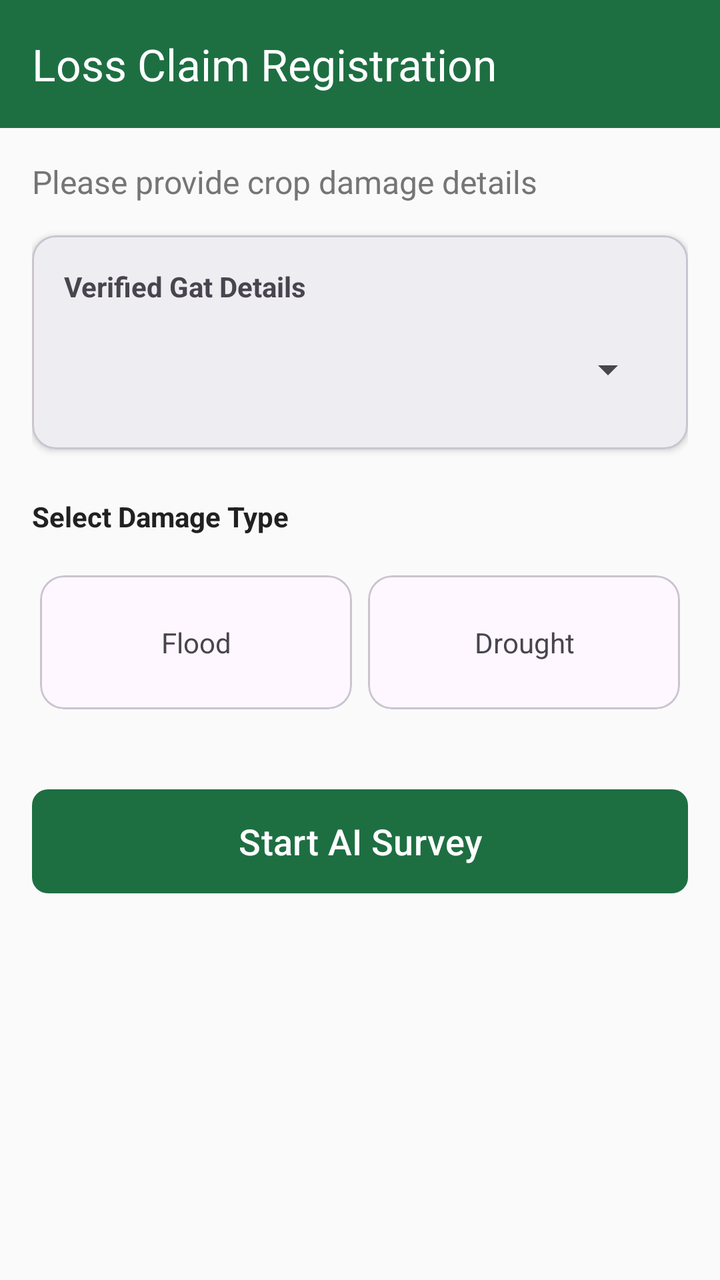
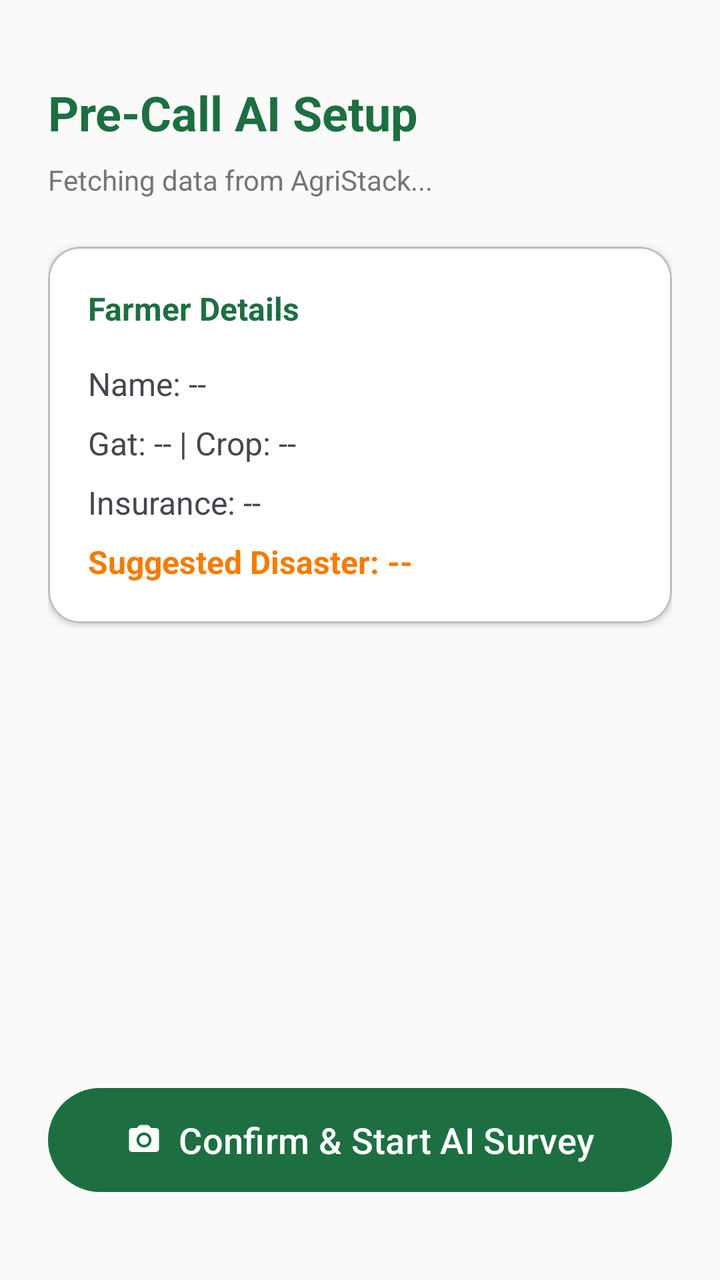

Compare the two renders of this Android layout. The source of the first and the diff that turns it into the second are given below.
<!-- AndroidManifest.xml: application theme Theme.SmartEPeekPahani -->
<!-- res/layout/fragment_loss_claim_home.xml -->
<?xml version="1.0" encoding="utf-8"?>
<androidx.coordinatorlayout.widget.CoordinatorLayout xmlns:android="http://schemas.android.com/apk/res/android"
    xmlns:app="http://schemas.android.com/apk/res-auto"
    android:layout_width="match_parent"
    android:layout_height="match_parent"
    android:background="@color/background_color">

    <com.google.android.material.appbar.AppBarLayout
        android:layout_width="match_parent"
        android:layout_height="wrap_content"
        android:background="@color/gov_green">

        <androidx.appcompat.widget.Toolbar
            android:id="@+id/toolbar"
            android:layout_width="match_parent"
            android:layout_height="?attr/actionBarSize"
            app:title="@string/loss_claim_registration"
            app:titleTextColor="@color/white" />
    </com.google.android.material.appbar.AppBarLayout>

    <androidx.core.widget.NestedScrollView
        android:layout_width="match_parent"
        android:layout_height="match_parent"
        app:layout_behavior="@string/appbar_scrolling_view_behavior">

        <LinearLayout
            android:layout_width="match_parent"
            android:layout_height="wrap_content"
            android:orientation="vertical"
            android:padding="16dp">

            <TextView
                android:layout_width="wrap_content"
                android:layout_height="wrap_content"
                android:text="@string/loss_claim_subtitle"
                android:textColor="@color/text_secondary"
                android:textSize="16sp" />

            <com.google.android.material.card.MaterialCardView
                android:layout_width="match_parent"
                android:layout_height="wrap_content"
                android:layout_marginTop="16dp"
                app:cardCornerRadius="12dp"
                app:cardElevation="2dp">

                <LinearLayout
                    android:layout_width="match_parent"
                    android:layout_height="wrap_content"
                    android:orientation="vertical"
                    android:padding="16dp">

                    <TextView
                        android:layout_width="wrap_content"
                        android:layout_height="wrap_content"
                        android:text="Verified Gat Details"
                        android:textStyle="bold" />

                    <Spinner
                        android:id="@+id/spinnerGat"
                        android:layout_width="match_parent"
                        android:layout_height="48dp"
                        android:layout_marginTop="8dp" />
                </LinearLayout>
            </com.google.android.material.card.MaterialCardView>

            <TextView
                android:layout_width="wrap_content"
                android:layout_height="wrap_content"
                android:layout_marginTop="24dp"
                android:text="@string/damage_type"
                android:textColor="@color/text_primary"
                android:textStyle="bold" />

            <GridLayout
                android:layout_width="match_parent"
                android:layout_height="wrap_content"
                android:layout_marginTop="16dp"
                android:columnCount="2"
                android:useDefaultMargins="true">

                <com.google.android.material.card.MaterialCardView
                    android:id="@+id/cardFlood"
                    android:layout_width="0dp"
                    android:layout_height="wrap_content"
                    android:layout_columnWeight="1"
                    android:clickable="true"
                    android:focusable="true"
                    app:cardCornerRadius="12dp">
                    <TextView
                        android:layout_width="match_parent"
                        android:layout_height="wrap_content"
                        android:gravity="center"
                        android:padding="24dp"
                        android:text="@string/flood" />
                </com.google.android.material.card.MaterialCardView>

                <com.google.android.material.card.MaterialCardView
                    android:id="@+id/cardDrought"
                    android:layout_width="0dp"
                    android:layout_height="wrap_content"
                    android:layout_columnWeight="1"
                    android:clickable="true"
                    android:focusable="true"
                    app:cardCornerRadius="12dp">
                    <TextView
                        android:layout_width="match_parent"
                        android:layout_height="wrap_content"
                        android:gravity="center"
                        android:padding="24dp"
                        android:text="@string/drought" />
                </com.google.android.material.card.MaterialCardView>

            </GridLayout>

            <com.google.android.material.button.MaterialButton
                android:id="@+id/btnStartSurvey"
                android:layout_width="match_parent"
                android:layout_height="60dp"
                android:layout_marginTop="32dp"
                android:text="@string/start_ai_survey"
                android:textSize="18sp"
                app:cornerRadius="8dp" />

        </LinearLayout>
    </androidx.core.widget.NestedScrollView>

</androidx.coordinatorlayout.widget.CoordinatorLayout>
<!-- resources referenced by this layout -->
<resources>
  <color name="background_color">#FAFAFA</color>
  <color name="gov_green">#1D6F42</color>
  <color name="text_primary">#212121</color>
  <color name="text_secondary">#757575</color>
  <color name="white">#FFFFFF</color>
  <string name="damage_type">Select Damage Type</string>
  <string name="drought">Drought</string>
  <string name="flood">Flood</string>
  <string name="loss_claim_registration">Loss Claim Registration</string>
  <string name="loss_claim_subtitle">Please provide crop damage details</string>
  <string name="start_ai_survey">Start AI Survey</string>
  <style name="Theme.SmartEPeekPahani" parent="Theme.Material3.Light.NoActionBar">
          <item name="colorPrimary">@color/gov_green</item>
          <item name="colorPrimaryVariant">@color/gov_green_dark</item>
          <item name="colorOnPrimary">@color/white</item>
          <item name="colorSecondary">@color/warning_orange</item>
          <item name="android:windowBackground">@color/background_color</item>
          <item name="android:statusBarColor">@color/gov_green</item>
      </style>
  <color name="gov_green_dark">#0F4024</color>
  <color name="warning_orange">#F57C00</color>
</resources>

<!-- the commit's change to res/layout/fragment_loss_claim_home.xml (unified diff, before → after) -->
@@ -5,123 +5,111 @@
     android:layout_height="match_parent"
     android:background="@color/background_color">
 
-    <com.google.android.material.appbar.AppBarLayout
-        android:layout_width="match_parent"
-        android:layout_height="wrap_content"
-        android:background="@color/gov_green">
-
-        <androidx.appcompat.widget.Toolbar
-            android:id="@+id/toolbar"
-            android:layout_width="match_parent"
-            android:layout_height="?attr/actionBarSize"
-            app:title="@string/loss_claim_registration"
-            app:titleTextColor="@color/white" />
-    </com.google.android.material.appbar.AppBarLayout>
-
     <androidx.core.widget.NestedScrollView
         android:layout_width="match_parent"
         android:layout_height="match_parent"
-        app:layout_behavior="@string/appbar_scrolling_view_behavior">
+        android:fillViewport="true">
 
         <LinearLayout
             android:layout_width="match_parent"
             android:layout_height="wrap_content"
             android:orientation="vertical"
-            android:padding="16dp">
+            android:padding="24dp">
 
             <TextView
                 android:layout_width="wrap_content"
                 android:layout_height="wrap_content"
-                android:text="@string/loss_claim_subtitle"
+                android:text="Pre-Call AI Setup"
+                android:textColor="@color/primary"
+                android:textSize="24sp"
+                android:textStyle="bold"
+                android:layout_marginTop="16dp" />
+
+            <TextView
+                android:layout_width="wrap_content"
+                android:layout_height="wrap_content"
+                android:text="Fetching data from AgriStack..."
                 android:textColor="@color/text_secondary"
-                android:textSize="16sp" />
+                android:textSize="14sp"
+                android:layout_marginTop="8dp"
+                android:layout_marginBottom="24dp" />
 
             <com.google.android.material.card.MaterialCardView
                 android:layout_width="match_parent"
                 android:layout_height="wrap_content"
-                android:layout_marginTop="16dp"
-                app:cardCornerRadius="12dp"
-                app:cardElevation="2dp">
+                app:cardCornerRadius="16dp"
+                app:cardElevation="2dp"
+                app:strokeColor="@color/outline_variant"
+                app:strokeWidth="1dp">
 
                 <LinearLayout
                     android:layout_width="match_parent"
                     android:layout_height="wrap_content"
                     android:orientation="vertical"
-                    android:padding="16dp">
+                    android:padding="20dp"
+                    android:background="@color/surface">
 
                     <TextView
                         android:layout_width="wrap_content"
                         android:layout_height="wrap_content"
-                        android:text="Verified Gat Details"
-                        android:textStyle="bold" />
+                        android:text="Farmer Details"
+                        android:textColor="@color/primary"
+                        android:textSize="16sp"
+                        android:textStyle="bold"
+                        android:layout_marginBottom="16dp" />
 
-                    <Spinner
-                        android:id="@+id/spinnerGat"
+                    <TextView
+                        android:id="@+id/tv_farmer_name"
                         android:layout_width="match_parent"
-                        android:layout_height="48dp"
-                        android:layout_marginTop="8dp" />
+                        android:layout_height="wrap_content"
+                        android:text="Name: --"
+                        android:textSize="16sp"
+                        android:layout_marginBottom="8dp" />
+
+                    <TextView
+                        android:id="@+id/tv_gat_crop"
+                        android:layout_width="match_parent"
+                        android:layout_height="wrap_content"
+                        android:text="Gat: -- | Crop: --"
+                        android:textSize="16sp"
+                        android:layout_marginBottom="8dp" />
+
+                    <TextView
+                        android:id="@+id/tv_insurance"
+                        android:layout_width="match_parent"
+                        android:layout_height="wrap_content"
+                        android:text="Insurance: --"
+                        android:textSize="16sp"
+                        android:layout_marginBottom="8dp" />
+
+                    <TextView
+                        android:id="@+id/tv_disaster_type"
+                        android:layout_width="match_parent"
+                        android:layout_height="wrap_content"
+                        android:text="Suggested Disaster: --"
+                        android:textColor="#F57C00"
+                        android:textStyle="bold"
+                        android:textSize="16sp" />
                 </LinearLayout>
             </com.google.android.material.card.MaterialCardView>
 
-            <TextView
-                android:layout_width="wrap_content"
-                android:layout_height="wrap_content"
-                android:layout_marginTop="24dp"
-                android:text="@string/damage_type"
-                android:textColor="@color/text_primary"
-                android:textStyle="bold" />
-
-            <GridLayout
+            <View
                 android:layout_width="match_parent"
-                android:layout_height="wrap_content"
-                android:layout_marginTop="16dp"
-                android:columnCount="2"
-                android:useDefaultMargins="true">
-
-                <com.google.android.material.card.MaterialCardView
-                    android:id="@+id/cardFlood"
-                    android:layout_width="0dp"
-                    android:layout_height="wrap_content"
-                    android:layout_columnWeight="1"
-                    android:clickable="true"
-                    android:focusable="true"
-                    app:cardCornerRadius="12dp">
-                    <TextView
-                        android:layout_width="match_parent"
-                        android:layout_height="wrap_content"
-                        android:gravity="center"
-                        android:padding="24dp"
-                        android:text="@string/flood" />
-                </com.google.android.material.card.MaterialCardView>
-
-                <com.google.android.material.card.MaterialCardView
-                    android:id="@+id/cardDrought"
-                    android:layout_width="0dp"
-                    android:layout_height="wrap_content"
-                    android:layout_columnWeight="1"
-                    android:clickable="true"
-                    android:focusable="true"
-                    app:cardCornerRadius="12dp">
-                    <TextView
-                        android:layout_width="match_parent"
-                        android:layout_height="wrap_content"
-                        android:gravity="center"
-                        android:padding="24dp"
-                        android:text="@string/drought" />
-                </com.google.android.material.card.MaterialCardView>
-
-            </GridLayout>
+                android:layout_height="0dp"
+                android:layout_weight="1" />
 
             <com.google.android.material.button.MaterialButton
                 android:id="@+id/btnStartSurvey"
                 android:layout_width="match_parent"
                 android:layout_height="60dp"
                 android:layout_marginTop="32dp"
-                android:text="@string/start_ai_survey"
+                android:layout_marginBottom="16dp"
+                android:text="Confirm &amp; Start AI Survey"
                 android:textSize="18sp"
-                app:cornerRadius="8dp" />
+                app:cornerRadius="30dp"
+                app:icon="@drawable/ic_photo_camera"
+                app:iconGravity="textStart" />
 
         </LinearLayout>
     </androidx.core.widget.NestedScrollView>
-
 </androidx.coordinatorlayout.widget.CoordinatorLayout>
<!-- resource entries referenced after the edit -->
@@ -1,16 +1,22 @@
 <!-- resources referenced by this layout -->
 <resources>
   <color name="background_color">#FAFAFA</color>
+  <color name="outline_variant">#BDBDBD</color>
+  <color name="primary">#1D6F42</color>
+  <color name="surface">#FFFFFF</color>
   <color name="gov_green">#1D6F42</color>
-  <color name="text_primary">#212121</color>
   <color name="text_secondary">#757575</color>
+  <!-- drawable ic_photo_camera (drawable) -->
+  <vector xmlns:android="http://schemas.android.com/apk/res/android"
+      android:width="24dp"
+      android:height="24dp"
+      android:viewportWidth="24"
+      android:viewportHeight="24">
+      <path
+          android:fillColor="#000000"
+          android:pathData="M12,12m-3.2,0a3.2,3.2 0,1 1,6.4 0a3.2,3.2 0,1 1,-6.4 0M9,2L7.17,4H4c-1.1,0 -2,0.9 -2,2v12c0,1.1 0.9,2 2,2h16c1.1,0 2,-0.9 2,-2V6c0,-1.1 -0.9,-2 -2,-2h-3.17L15,2H9zm3,15c-2.76,0 -5,-2.24 -5,-5s2.24,-5 5,-5 5,2.24 5,5 -2.24,5 -5,5z"/>
+  </vector>
   <color name="white">#FFFFFF</color>
-  <string name="damage_type">Select Damage Type</string>
-  <string name="drought">Drought</string>
-  <string name="flood">Flood</string>
-  <string name="loss_claim_registration">Loss Claim Registration</string>
-  <string name="loss_claim_subtitle">Please provide crop damage details</string>
-  <string name="start_ai_survey">Start AI Survey</string>
   <style name="Theme.SmartEPeekPahani" parent="Theme.Material3.Light.NoActionBar">
           <item name="colorPrimary">@color/gov_green</item>
           <item name="colorPrimaryVariant">@color/gov_green_dark</item>
